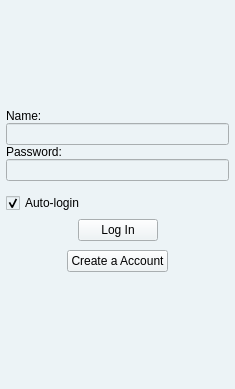
First picture: the form in retroshare-gui/src/gui/StartDialog.ui, repository RetroShare/RetroShare, before the edit.
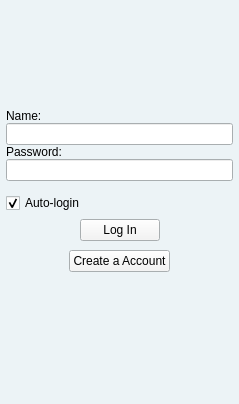
Second picture: the form after the edit. Icons and pictures are not drawn.

Commit message: fixed clear log context menu position changend login dialogs background color

Patch:
```diff
--- a/retroshare-gui/src/gui/StartDialog.ui
+++ b/retroshare-gui/src/gui/StartDialog.ui
@@ -5,8 +5,8 @@
    <rect>
     <x>0</x>
     <y>0</y>
-    <width>235</width>
-    <height>389</height>
+    <width>239</width>
+    <height>404</height>
    </rect>
   </property>
   <property name="palette" >
@@ -437,37 +437,120 @@
    <iconset resource="images.qrc" >:/images/rstray3.png</iconset>
   </property>
   <property name="styleSheet" >
-   <string>QWidget {
-   background-color: #ECF3F6;
-}</string>
+   <string>.QWidget {
+   background-color: qlineargradient(x1:0, y1:0, x2:0, y2:1,
+                                       stop:0 lightgray, stop:1 darkgray);
+ }</string>
   </property>
   <widget class="QWidget" name="centralwidget" >
    <layout class="QGridLayout" >
     <property name="margin" >
      <number>0</number>
     </property>
-    <property name="spacing" >
+    <property name="topMargin" >
      <number>0</number>
     </property>
-    <item row="5" column="0" >
-     <spacer>
-      <property name="orientation" >
-       <enum>Qt::Vertical</enum>
+    <property name="rightMargin" >
+     <number>0</number>
+    </property>
+    <property name="bottomMargin" >
+     <number>0</number>
+    </property>
+    <property name="verticalSpacing" >
+     <number>0</number>
+    </property>
+    <item row="0" column="0" >
+     <layout class="QGridLayout" >
+      <property name="leftMargin" >
+       <number>0</number>
       </property>
-      <property name="sizeHint" >
-       <size>
-        <width>20</width>
-        <height>40</height>
-       </size>
+      <property name="topMargin" >
+       <number>0</number>
       </property>
-     </spacer>
+      <property name="rightMargin" >
+       <number>0</number>
+      </property>
+      <property name="bottomMargin" >
+       <number>0</number>
+      </property>
+      <property name="horizontalSpacing" >
+       <number>6</number>
+      </property>
+      <property name="verticalSpacing" >
+       <number>6</number>
+      </property>
+      <item row="0" column="0" >
+       <spacer>
+        <property name="orientation" >
+         <enum>Qt::Horizontal</enum>
+        </property>
+        <property name="sizeHint" >
+         <size>
+          <width>40</width>
+          <height>20</height>
+         </size>
+        </property>
+       </spacer>
+      </item>
+      <item row="0" column="1" >
+       <widget class="QToolButton" name="toolButton" >
+        <property name="styleSheet" >
+         <string>QToolButton{
+border-image: url(:/images/avatar_background.png);
+
+}
+</string>
+        </property>
+        <property name="text" >
+         <string/>
+        </property>
+        <property name="icon" >
+         <iconset resource="images.qrc" >:/images/retrosharelogo1.png</iconset>
+        </property>
+        <property name="iconSize" >
+         <size>
+          <width>96</width>
+          <height>96</height>
+         </size>
+        </property>
+        <property name="autoRaise" >
+         <bool>true</bool>
+        </property>
+       </widget>
+      </item>
+      <item row="0" column="2" >
+       <spacer>
+        <property name="orientation" >
+         <enum>Qt::Horizontal</enum>
+        </property>
+        <property name="sizeHint" >
+         <size>
+          <width>40</width>
+          <height>20</height>
+         </size>
+        </property>
+       </spacer>
+      </item>
+     </layout>
     </item>
     <item row="1" column="0" >
      <layout class="QGridLayout" >
-      <property name="margin" >
+      <property name="leftMargin" >
        <number>6</number>
       </property>
-      <property name="spacing" >
+      <property name="topMargin" >
+       <number>6</number>
+      </property>
+      <property name="rightMargin" >
+       <number>6</number>
+      </property>
+      <property name="bottomMargin" >
+       <number>6</number>
+      </property>
+      <property name="horizontalSpacing" >
+       <number>0</number>
+      </property>
+      <property name="verticalSpacing" >
        <number>0</number>
       </property>
       <item row="2" column="0" >
@@ -515,6 +598,174 @@
       </item>
      </layout>
     </item>
+    <item row="2" column="0" >
+     <layout class="QGridLayout" >
+      <property name="leftMargin" >
+       <number>6</number>
+      </property>
+      <property name="topMargin" >
+       <number>6</number>
+      </property>
+      <property name="rightMargin" >
+       <number>6</number>
+      </property>
+      <property name="bottomMargin" >
+       <number>6</number>
+      </property>
+      <property name="horizontalSpacing" >
+       <number>0</number>
+      </property>
+      <property name="verticalSpacing" >
+       <number>0</number>
+      </property>
+      <item row="0" column="0" >
+       <widget class="QCheckBox" name="autoBox" >
+        <property name="text" >
+         <string>Auto-login</string>
+        </property>
+        <property name="checked" >
+         <bool>true</bool>
+        </property>
+       </widget>
+      </item>
+      <item row="0" column="1" >
+       <spacer>
+        <property name="orientation" >
+         <enum>Qt::Horizontal</enum>
+        </property>
+        <property name="sizeHint" >
+         <size>
+          <width>40</width>
+          <height>20</height>
+         </size>
+        </property>
+       </spacer>
+      </item>
+     </layout>
+    </item>
+    <item row="3" column="0" >
+     <layout class="QGridLayout" >
+      <property name="leftMargin" >
+       <number>0</number>
+      </property>
+      <property name="topMargin" >
+       <number>0</number>
+      </property>
+      <property name="rightMargin" >
+       <number>0</number>
+      </property>
+      <property name="bottomMargin" >
+       <number>0</number>
+      </property>
+      <property name="horizontalSpacing" >
+       <number>6</number>
+      </property>
+      <property name="verticalSpacing" >
+       <number>6</number>
+      </property>
+      <item row="0" column="2" >
+       <spacer>
+        <property name="orientation" >
+         <enum>Qt::Horizontal</enum>
+        </property>
+        <property name="sizeHint" >
+         <size>
+          <width>71</width>
+          <height>20</height>
+         </size>
+        </property>
+       </spacer>
+      </item>
+      <item row="0" column="0" >
+       <spacer>
+        <property name="orientation" >
+         <enum>Qt::Horizontal</enum>
+        </property>
+        <property name="sizeHint" >
+         <size>
+          <width>61</width>
+          <height>20</height>
+         </size>
+        </property>
+       </spacer>
+      </item>
+      <item row="0" column="1" >
+       <widget class="QPushButton" name="loadButton" >
+        <property name="text" >
+         <string>Log In</string>
+        </property>
+       </widget>
+      </item>
+     </layout>
+    </item>
+    <item row="4" column="0" >
+     <layout class="QGridLayout" >
+      <property name="leftMargin" >
+       <number>9</number>
+      </property>
+      <property name="topMargin" >
+       <number>9</number>
+      </property>
+      <property name="rightMargin" >
+       <number>9</number>
+      </property>
+      <property name="bottomMargin" >
+       <number>9</number>
+      </property>
+      <property name="horizontalSpacing" >
+       <number>6</number>
+      </property>
+      <property name="verticalSpacing" >
+       <number>6</number>
+      </property>
+      <item row="0" column="2" >
+       <spacer>
+        <property name="orientation" >
+         <enum>Qt::Horizontal</enum>
+        </property>
+        <property name="sizeHint" >
+         <size>
+          <width>40</width>
+          <height>20</height>
+         </size>
+        </property>
+       </spacer>
+      </item>
+      <item row="0" column="0" >
+       <spacer>
+        <property name="orientation" >
+         <enum>Qt::Horizontal</enum>
+        </property>
+        <property name="sizeHint" >
+         <size>
+          <width>40</width>
+          <height>20</height>
+         </size>
+        </property>
+       </spacer>
+      </item>
+      <item row="0" column="1" >
+       <widget class="QPushButton" name="createaccountButton" >
+        <property name="text" >
+         <string>Create a Account</string>
+        </property>
+       </widget>
+      </item>
+     </layout>
+    </item>
+    <item row="5" column="0" >
+     <spacer>
+      <property name="orientation" >
+       <enum>Qt::Vertical</enum>
+      </property>
+      <property name="sizeHint" >
+       <size>
+        <width>20</width>
+        <height>40</height>
+       </size>
+      </property>
+     </spacer>
+    </item>
     <item row="6" column="0" >
      <widget class="QFrame" name="callBarFrame" >
       <property name="minimumSize" >
@@ -531,187 +782,6 @@
       </property>
      </widget>
     </item>
-    <item row="4" column="0" >
-     <layout class="QGridLayout" >
-      <property name="margin" >
-       <number>9</number>
-      </property>
-      <property name="spacing" >
-       <number>6</number>
-      </property>
-      <item row="0" column="2" >
-       <spacer>
-        <property name="orientation" >
-         <enum>Qt::Horizontal</enum>
-        </property>
-        <property name="sizeHint" >
-         <size>
-          <width>40</width>
-          <height>20</height>
-         </size>
-        </property>
-       </spacer>
-      </item>
-      <item row="0" column="0" >
-       <spacer>
-        <property name="orientation" >
-         <enum>Qt::Horizontal</enum>
-        </property>
-        <property name="sizeHint" >
-         <size>
-          <width>40</width>
-          <height>20</height>
-         </size>
-        </property>
-       </spacer>
-      </item>
-      <item row="0" column="1" >
-       <widget class="QPushButton" name="createaccountButton" >
-        <property name="text" >
-         <string>Create a Account</string>
-        </property>
-       </widget>
-      </item>
-     </layout>
-    </item>
-    <item row="3" column="0" >
-     <layout class="QGridLayout" >
-      <property name="margin" >
-       <number>0</number>
-      </property>
-      <property name="spacing" >
-       <number>6</number>
-      </property>
-      <item row="0" column="2" >
-       <spacer>
-        <property name="orientation" >
-         <enum>Qt::Horizontal</enum>
-        </property>
-        <property name="sizeHint" >
-         <size>
-          <width>71</width>
-          <height>20</height>
-         </size>
-        </property>
-       </spacer>
-      </item>
-      <item row="0" column="0" >
-       <spacer>
-        <property name="orientation" >
-         <enum>Qt::Horizontal</enum>
-        </property>
-        <property name="sizeHint" >
-         <size>
-          <width>61</width>
-          <height>20</height>
-         </size>
-        </property>
-       </spacer>
-      </item>
-      <item row="0" column="1" >
-       <widget class="QPushButton" name="loadButton" >
-        <property name="text" >
-         <string>Log In</string>
-        </property>
-       </widget>
-      </item>
-     </layout>
-    </item>
-    <item row="0" column="0" >
-     <layout class="QGridLayout" >
-      <property name="margin" >
-       <number>0</number>
-      </property>
-      <property name="spacing" >
-       <number>6</number>
-      </property>
-      <item row="0" column="0" >
-       <spacer>
-        <property name="orientation" >
-         <enum>Qt::Horizontal</enum>
-        </property>
-        <property name="sizeHint" >
-         <size>
-          <width>40</width>
-          <height>20</height>
-         </size>
-        </property>
-       </spacer>
-      </item>
-      <item row="0" column="1" >
-       <widget class="QToolButton" name="toolButton" >
-        <property name="styleSheet" >
-         <string>QToolButton{
-border-image: url(:/images/avatar_background.png);
-
-}
-</string>
-        </property>
-        <property name="text" >
-         <string/>
-        </property>
-        <property name="icon" >
-         <iconset resource="images.qrc" >:/images/retrosharelogo1.png</iconset>
-        </property>
-        <property name="iconSize" >
-         <size>
-          <width>96</width>
-          <height>96</height>
-         </size>
-        </property>
-        <property name="autoRaise" >
-         <bool>true</bool>
-        </property>
-       </widget>
-      </item>
-      <item row="0" column="2" >
-       <spacer>
-        <property name="orientation" >
-         <enum>Qt::Horizontal</enum>
-        </property>
-        <property name="sizeHint" >
-         <size>
-          <width>40</width>
-          <height>20</height>
-         </size>
-        </property>
-       </spacer>
-      </item>
-     </layout>
-    </item>
-    <item row="2" column="0" >
-     <layout class="QGridLayout" >
-      <property name="margin" >
-       <number>6</number>
-      </property>
-      <property name="spacing" >
-       <number>0</number>
-      </property>
-      <item row="0" column="0" >
-       <widget class="QCheckBox" name="autoBox" >
-        <property name="text" >
-         <string>Auto-login</string>
-        </property>
-        <property name="checked" >
-         <bool>true</bool>
-        </property>
-       </widget>
-      </item>
-      <item row="0" column="1" >
-       <spacer>
-        <property name="orientation" >
-         <enum>Qt::Horizontal</enum>
-        </property>
-        <property name="sizeHint" >
-         <size>
-          <width>40</width>
-          <height>20</height>
-         </size>
-        </property>
-       </spacer>
-      </item>
-     </layout>
-    </item>
    </layout>
   </widget>
  </widget>
```
Left out of the diff: 2 changed lines with no effect on the pictures. The commit also changes 1 other file.
